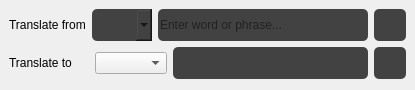
This is window/interface/translate_interface.ui in apps-open/BiLinguo as Qt 5 draws it before an edit. The edited form follows.
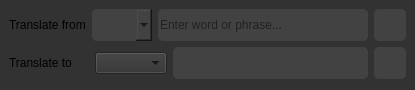
This is the edited form. Icons and pictures are not drawn.

Diff of the .ui file:
```diff
--- a/window/interface/translate_interface.ui
+++ b/window/interface/translate_interface.ui
@@ -13,6 +13,9 @@
   <property name="windowTitle">
    <string>Translate</string>
   </property>
+  <property name="styleSheet">
+   <string notr="true">background:  #323232;</string>
+  </property>
   <widget class="QWidget" name="centralwidget">
    <layout class="QVBoxLayout" name="verticalLayout">
     <item>
```
